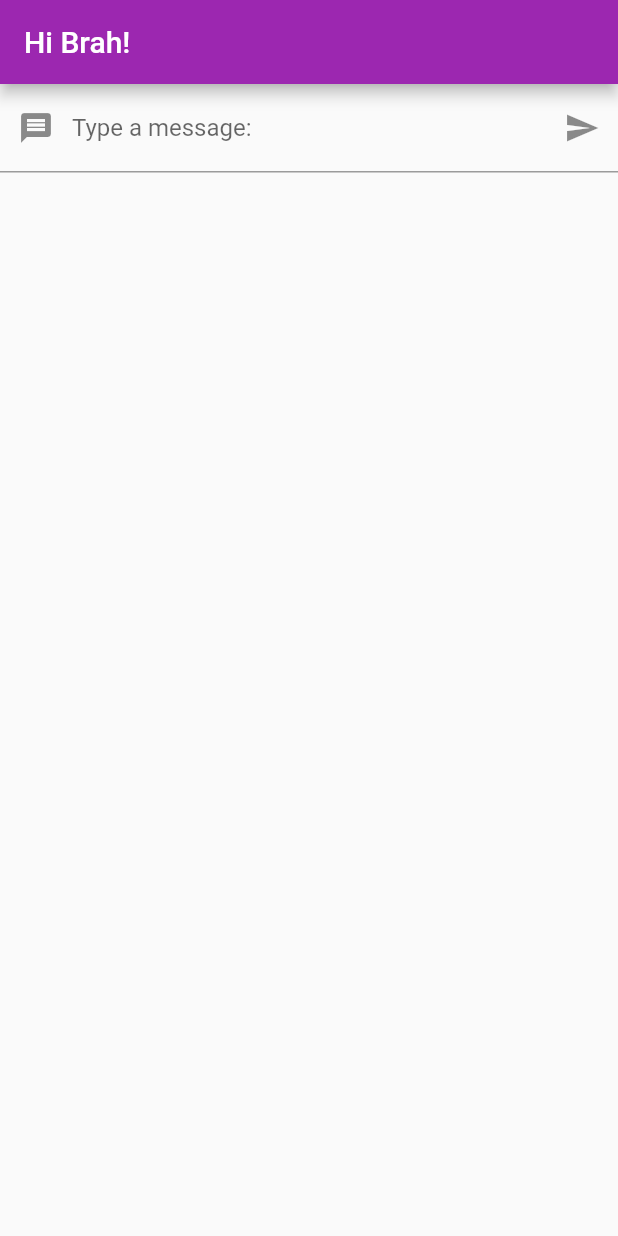
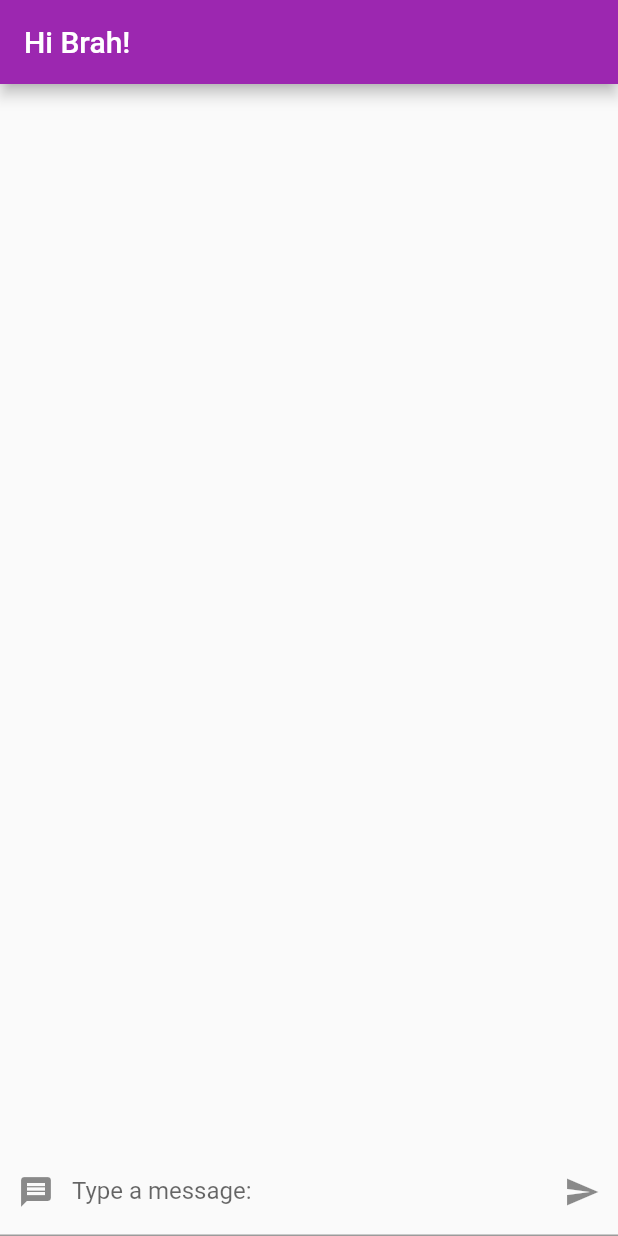
Before and after one commit to SMSzab/Flutter_Practice, a Flutter app: the screen it shows after launch, on a phone screen of 412 x 824 dp. Run offline on Flutter 3.47's test engine with Material 2 defaults, Android fonts, the phone set to English and light mode, and no system bars.

Commit message:
Listview update on app

```diff
--- a/flutter_practice_basics/lib/main.dart
+++ b/flutter_practice_basics/lib/main.dart
@@ -2,6 +2,24 @@
 
 void main() {
   runApp(const MyApp());
+}
+
+class Post {
+  String body;
+  String author;
+  int likes = 0;
+  bool userLiked = false;
+
+  Post(this.body, this.author);
+
+  void likePost() {
+    this.userLiked = !this.userLiked;
+    if (this.userLiked) {
+      this.likes += 1;
+    } else {
+      this.likes -= 1;
+    }
+  }
 }
 
 class MyApp extends StatelessWidget {
@@ -29,11 +47,11 @@
 }
 
 class _MyHomePageState extends State<MyHomePage> {
-  String text = "";
+  List<Post> posts = [];
 
-  void changeText(String text) {
+  void newPost(String text) {
     this.setState(() {
-      this.text = text;
+      posts.add(new Post(text, "Som"));
     });
   }
 
@@ -42,8 +60,8 @@
     return Scaffold(
         appBar: AppBar(title: Text('Hi Brah!')),
         body: Column(children: <Widget>[
-          TextInputWidget(this.changeText),
-          Text(this.text)
+          Expanded(child: PostList(this.posts)),
+          TextInputWidget(this.newPost)
         ]));
   }
 }
@@ -68,6 +86,7 @@
 
   void click() {
     widget.callback(controller.text);
+    FocusScope.of(context).unfocus();
     controller.clear();
   }
 
@@ -86,3 +105,51 @@
             )));
   }
 }
+
+class PostList extends StatefulWidget {
+  final List<Post> listItems;
+
+  PostList(this.listItems);
+
+  @override
+  State<PostList> createState() => _PostListState();
+}
+
+class _PostListState extends State<PostList> {
+  void like(Function callback) {
+    this.setState(() {
+      callback();
+    });
+  }
+
+  @override
+  Widget build(BuildContext context) {
+    return ListView.builder(
+      itemCount: this.widget.listItems.length,
+      itemBuilder: (context, index) {
+        var post = this.widget.listItems[index];
+        return Card(
+            child: Row(children: <Widget>[
+          Expanded(
+              child: ListTile(
+            title: Text(post.body),
+            subtitle: Text(post.author),
+          )),
+          Row(
+            children: <Widget>[
+              Container(
+                child:
+                    Text(post.likes.toString(), style: TextStyle(fontSize: 20)),
+                padding: EdgeInsets.fromLTRB(0, 0, 10, 0),
+              ),
+              IconButton(
+                  icon: Icon(Icons.thumb_up),
+                  onPressed: () => this.like(post.likePost),
+                  color: post.userLiked ? Colors.purple : Colors.black)
+            ],
+          )
+        ]));
+      },
+    );
+  }
+}
```
